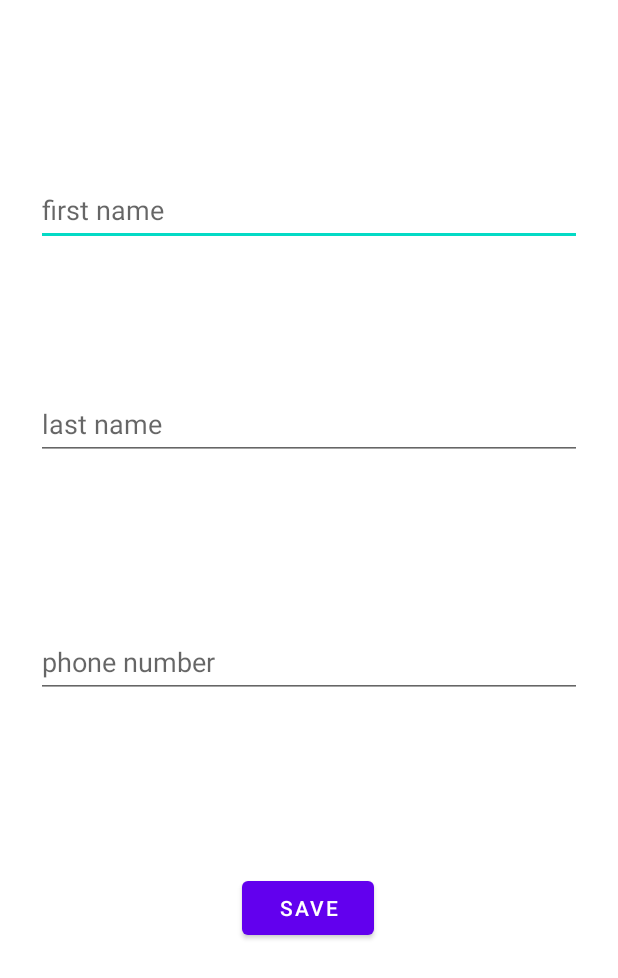
After one commit to ArmanAris/SQLite, an Android app: the layout popuplayout.xml on its own in the app's theme, with its tools: preview values and no code run, on a phone screen of 412 x 824 dp. The commit adds this screen. Shown: the top 978 px of the screen. Run offline under Robolectric (Android 15) with nearby library versions, the phone set to English and light mode, and no system bars.

Commit message:
add menu layout and popup

```diff
--- a/app/src/main/java/com/example/database/db/Profile_Table.kt
+++ b/app/src/main/java/com/example/database/db/Profile_Table.kt
@@ -116,7 +116,7 @@ class Profile_Table(context: Context) : SQLiteOpenHelper(context, name_db, null,
         var db: SQLiteDatabase = readableDatabase
         var select_all = "SELECT * FROM $name_table"
         var cursor: Cursor = db.rawQuery(select_all, null)
-        return cursor.count
+        return cursor.count.toInt()
 
     }
 
--- /dev/null
+++ b/app/src/main/res/layout/popuplayout.xml
@@ -0,0 +1,89 @@
+<?xml version="1.0" encoding="utf-8"?>
+<androidx.constraintlayout.widget.ConstraintLayout xmlns:android="http://schemas.android.com/apk/res/android"
+    xmlns:app="http://schemas.android.com/apk/res-auto"
+    xmlns:tools="http://schemas.android.com/tools"
+    android:layout_width="match_parent"
+    android:layout_height="match_parent"
+    tools:layout_editor_absoluteX="0dp"
+    tools:layout_editor_absoluteY="16dp"
+
+
+
+    >
+
+    <androidx.constraintlayout.widget.ConstraintLayout
+        android:layout_width="match_parent"
+        android:layout_height="match_parent"
+        tools:context=".MainActivity"
+        tools:layout_editor_absoluteX="0dp"
+        tools:layout_editor_absoluteY="-54dp">
+
+        <EditText
+            android:id="@+id/firstp"
+            android:layout_width="0dp"
+            android:layout_height="wrap_content"
+            android:layout_marginStart="24dp"
+            android:layout_marginTop="116dp"
+            android:layout_marginEnd="24dp"
+            android:ems="10"
+            android:hint="first name"
+            android:inputType="textPersonName"
+            android:minHeight="48dp"
+            app:layout_constraintEnd_toEndOf="parent"
+            app:layout_constraintHorizontal_bias="0.0"
+            app:layout_constraintStart_toStartOf="parent"
+            app:layout_constraintTop_toTopOf="parent" />
+
+        <EditText
+            android:id="@+id/lastp"
+            android:layout_width="0dp"
+            android:layout_height="wrap_content"
+            android:layout_marginStart="24dp"
+            android:layout_marginTop="16dp"
+            android:layout_marginEnd="24dp"
+            android:layout_marginBottom="16dp"
+            android:ems="10"
+            android:hint="last name"
+            android:inputType="textPersonName"
+            android:minHeight="48dp"
+            app:layout_constraintBottom_toTopOf="@+id/phonep"
+            app:layout_constraintEnd_toEndOf="parent"
+            app:layout_constraintHorizontal_bias="0.0"
+            app:layout_constraintStart_toStartOf="parent"
+            app:layout_constraintTop_toBottomOf="@+id/firstp" />
+
+        <EditText
+            android:id="@+id/phonep"
+            android:layout_width="0dp"
+            android:layout_height="wrap_content"
+            android:layout_marginStart="24dp"
+            android:layout_marginTop="16dp"
+            android:layout_marginEnd="24dp"
+            android:layout_marginBottom="280dp"
+            android:ems="10"
+            android:hint="phone number"
+            android:inputType="textPersonName"
+            android:minHeight="48dp"
+            app:layout_constraintBottom_toBottomOf="parent"
+            app:layout_constraintEnd_toEndOf="parent"
+            app:layout_constraintHorizontal_bias="0.0"
+            app:layout_constraintStart_toStartOf="parent"
+            app:layout_constraintTop_toBottomOf="@+id/lastp"
+            app:layout_constraintVertical_bias="0.713" />
+
+        <Button
+            android:id="@+id/savep"
+            android:layout_width="wrap_content"
+            android:layout_height="wrap_content"
+            android:layout_marginTop="116dp"
+            android:text="save"
+            app:layout_constraintBottom_toBottomOf="parent"
+            app:layout_constraintEnd_toEndOf="parent"
+            app:layout_constraintHorizontal_bias="0.498"
+            app:layout_constraintStart_toStartOf="parent"
+            app:layout_constraintTop_toBottomOf="@+id/phonep"
+            app:layout_constraintVertical_bias="0.0" />
+
+    </androidx.constraintlayout.widget.ConstraintLayout>
+
+</androidx.constraintlayout.widget.ConstraintLayout>
```
Also changed, not shown: app/src/main/java/com/example/database/MainActivity.kt (+13 -13 lines), app/src/main/java/com/example/database/page2.kt (+32 -1 lines), app/src/main/res/layout/activity_main.xml (+10 -20 lines), app/src/main/res/menu/popup.xml (added, +8 -0 lines).
